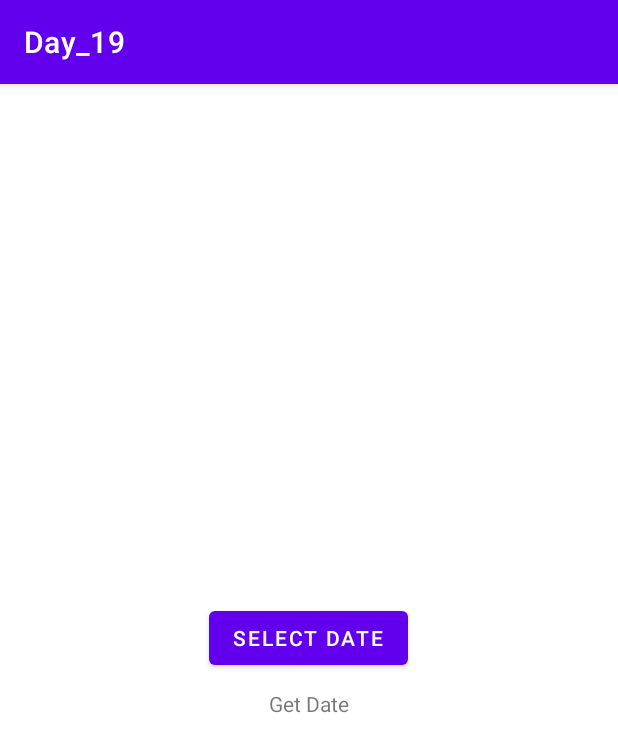
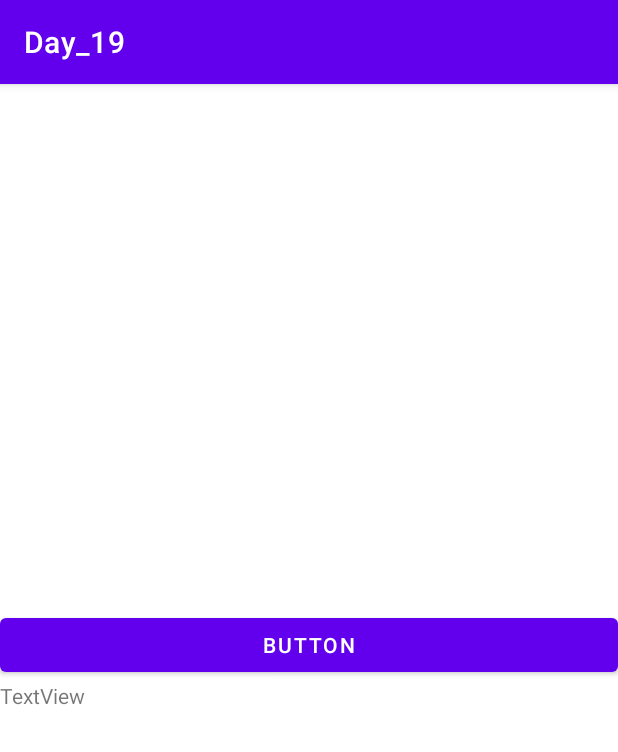
Before and after one commit to Jmc0616/Day19, an Android app: the screen it shows after launch (MainActivity), on a phone screen of 412 x 824 dp. Shown: the top 752 px of the screen. Run offline under Robolectric (Android 15) with nearby library versions, the phone set to English and light mode, and no system bars.

Commit message:
datepicker update

```diff
--- a/app/src/main/java/com/example/day_19/MainActivity.kt
+++ b/app/src/main/java/com/example/day_19/MainActivity.kt
@@ -3,24 +3,28 @@ package com.example.day_19
 import android.app.DatePickerDialog
 import androidx.appcompat.app.AppCompatActivity
 import android.os.Bundle
+import kotlinx.android.synthetic.main.activity_main.*
 import java.util.*
 
 class MainActivity : AppCompatActivity() {
-    var cal = Calendar.getInstance()
-
     override fun onCreate(savedInstanceState: Bundle?) {
         super.onCreate(savedInstanceState)
         setContentView(R.layout.activity_main)
 
-        btn_date.setOnClickListener{
-            showDatePicker()
+        val c = Calendar.getInstance()
+        val year = c.get(Calendar.YEAR)
+        val month = c.get(Calendar.MONTH)
+        val day = c.get(Calendar.DAY_OF_MONTH)
+
+        date_button.setOnClickListener {
+            val date_option = DatePickerDialog(this,
+                DatePickerDialog.OnDateSetListener { view, mYear, mMonth, mDay ->
+
+                    date_text.setText("" + mDay + "/" + mMonth + "/" + mYear)
+                }, year, month, day)
+
+            date_option.show()
         }
     }
-    fun showDatePicker(){
-        DatePickerDialog(this, DatePickerDialog.OnDateSetListener{datePicker, year, month, day ->
-            println(year)
-            println(month + 1)
-            println(day)
-        }, cal.get(Calendar.YEAR),cal.get(Calendar.MONTH),cal.get(Calendar.DATE)).show();
-    }
+
 }
--- a/app/src/main/res/layout/activity_main.xml
+++ b/app/src/main/res/layout/activity_main.xml
@@ -9,16 +9,15 @@
     tools:context=".MainActivity">
 
     <Button
-        android:id="@+id/btn_date"
-        android:layout_width="wrap_content"
+        android:id="@+id/date_button"
+        android:layout_width="match_parent"
         android:layout_height="wrap_content"
-        android:text="Select Date"
-        android:layout_marginBottom="10dp" />
+        android:text="Button" />
 
     <TextView
-        android:id="@+id/textview_get_date"
-        android:layout_width="wrap_content"
+        android:id="@+id/date_text"
+        android:layout_width="match_parent"
         android:layout_height="wrap_content"
-        android:text="Get Date" />
+        android:text="TextView" />
 
 </LinearLayout>
--- a/build.gradle
+++ b/build.gradle
@@ -6,7 +6,7 @@ buildscript {
         mavenCentral()
     }
     dependencies {
-        classpath "com.android.tools.build:gradle:4.2.0"
+        classpath 'com.android.tools.build:gradle:4.2.1'
         classpath "org.jetbrains.kotlin:kotlin-gradle-plugin:$kotlin_version"
 
         // NOTE: Do not place your application dependencies here; they belong
```
Also changed, not shown: app/src/main/res/layout/date_select.xml (added, +13 -0 lines).
